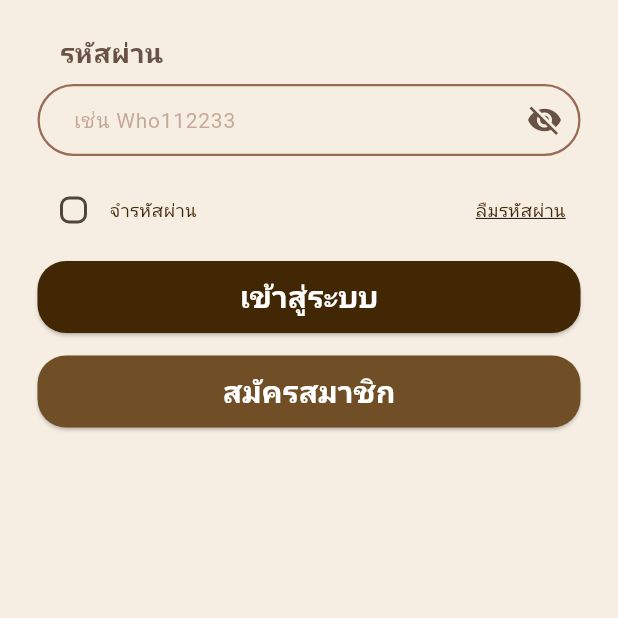
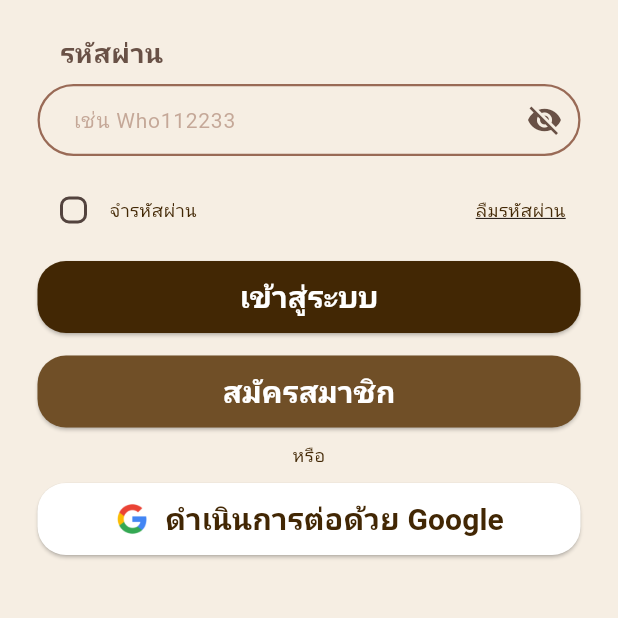
Before and after one commit to WYEYOU/Who_petsandlove, a Flutter app: the screen it shows after launch, on a phone screen of 412 x 824 dp, the part 489-1107 px from its top. Run offline on Flutter 3.47's test engine with Material 3 defaults, Android fonts, the phone set to English and light mode, and no system bars; our stand-ins replace get, get_storage, google_fonts; Roboto replaces fonts that are missing (Kanit).

Commit message:
add_conn_google

```diff
--- a/lib/pages/login.dart
+++ b/lib/pages/login.dart
@@ -45,7 +45,7 @@ class _LoginPageState extends State<LoginPage> {
                 Padding(
                   padding: const EdgeInsets.only(left: 25, right: 25),
                   child: Column(
-                    crossAxisAlignment: CrossAxisAlignment.start,
+                    crossAxisAlignment: CrossAxisAlignment.center,
                     mainAxisAlignment: MainAxisAlignment.center,
                     children: [
                       Row(
@@ -106,7 +106,8 @@ class _LoginPageState extends State<LoginPage> {
                                   color: Color.fromARGB(255, 66, 39, 4),
                                   width: 2),
                             ),
-                            contentPadding: const EdgeInsets.symmetric(horizontal: 20.0, vertical: 12.0),
+                            contentPadding: const EdgeInsets.symmetric(
+                                horizontal: 20.0, vertical: 12.0),
                           ),
                         ),
                       ),
@@ -157,7 +158,8 @@ class _LoginPageState extends State<LoginPage> {
                                   color: Color.fromARGB(255, 66, 39, 4),
                                   width: 1),
                             ),
-                            contentPadding: const EdgeInsets.symmetric(horizontal: 20.0, vertical: 12.0),
+                            contentPadding: const EdgeInsets.symmetric(
+                                horizontal: 20.0, vertical: 12.0),
                             suffixIcon: IconButton(
                               icon: Icon(
                                 _isObscured
@@ -264,6 +266,51 @@ class _LoginPageState extends State<LoginPage> {
                           ),
                         ),
                       ),
+                      const SizedBox(
+                        height: 10,
+                      ),
+                      Text(
+                        "หรือ",
+                        style: GoogleFonts.kanit(
+                            fontSize: 12,
+                            fontWeight: FontWeight.normal,
+                            color: const Color.fromARGB(255, 66, 39, 4)),
+                      ),
+                      const SizedBox(
+                        height: 10,
+                      ),
+                      Center(
+                        child: ElevatedButton(
+                          onPressed: () {},
+                          style: ElevatedButton.styleFrom(
+                            backgroundColor:
+                                const Color.fromARGB(255, 255, 255, 255),
+                            minimumSize: const Size(400, 48),
+                            shape: RoundedRectangleBorder(
+                              borderRadius: BorderRadius.circular(19),
+                            ),
+                          ),
+                          child: Row(
+                            mainAxisAlignment: MainAxisAlignment.center,
+                            children: [
+                              Image.asset(
+                                'assets/images/GG.png',
+                                height: 24,
+                                width: 24,
+                              ),
+                              const SizedBox(width: 10),
+                              Text(
+                                "ดำเนินการต่อด้วย Google",
+                                style: GoogleFonts.kanit(
+                                  fontSize: 20,
+                                  fontWeight: FontWeight.bold,
+                                  color: const Color.fromARGB(255, 66, 39, 4),
+                                ),
+                              ),
+                            ],
+                          ),
+                        ),
+                      )
                     ],
                   ),
                 )
```
Also changed, not shown: assets/images/GG.png (added).
